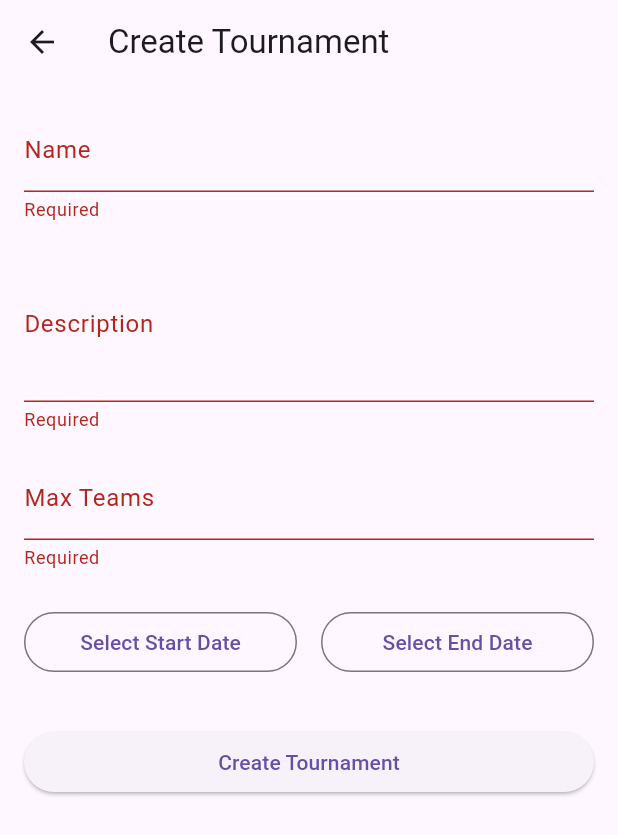
After one commit to KainTim/WMC-Project-5, a Flutter app: the CreateTournamentPage screen opened directly, after a tap on "Create Tournament", on a phone screen of 412 x 824 dp. The commit adds this screen. Shown: the top 835 px of the screen. Run offline on Flutter 3.47's test engine with Material 3 defaults, Android fonts, the phone set to English and light mode, and no system bars; our stand-ins replace go_router.

Commit message:
Add Tournament Creation page

```diff
--- /dev/null
+++ b/frontend_splatournament_manager/lib/pages/create_tournament_page.dart
@@ -0,0 +1,169 @@
+import 'package:flutter/material.dart';
+import 'package:frontend_splatournament_manager/providers/tournament_provider.dart';
+import 'package:provider/provider.dart';
+import 'package:intl/intl.dart';
+
+class CreateTournamentPage extends StatefulWidget {
+  const CreateTournamentPage({super.key});
+
+  @override
+  State<CreateTournamentPage> createState() => _CreateTournamentPageState();
+}
+
+class _CreateTournamentPageState extends State<CreateTournamentPage> {
+  final _formKey = GlobalKey<FormState>();
+  final _nameController = TextEditingController();
+  final _descriptionController = TextEditingController();
+  final _maxTeamAmountController = TextEditingController();
+
+  DateTime? _startDate;
+  DateTime? _endDate;
+
+  bool _isLoading = false;
+
+  final DateFormat _dateFormat = DateFormat('yyyy-MM-dd');
+
+  Future<void> _selectDate(BuildContext context, bool isStart) async {
+    final initialDate = DateTime.now();
+    final picked = await showDatePicker(
+      context: context,
+      initialDate: initialDate,
+      firstDate: initialDate,
+      lastDate: DateTime(2101),
+    );
+    if (picked != null) {
+      setState(() {
+        if (isStart) {
+          _startDate = picked;
+        } else {
+          _endDate = picked;
+        }
+      });
+    }
+  }
+
+  void _submitForm() async {
+    if (!_formKey.currentState!.validate()) return;
+    if (_startDate == null || _endDate == null) {
+      ScaffoldMessenger.of(context).showSnackBar(
+        SnackBar(content: Text('Please select both start and end dates.')),
+      );
+      return;
+    }
+
+    if (_endDate!.isBefore(_startDate!)) {
+      ScaffoldMessenger.of(context).showSnackBar(
+        SnackBar(content: Text('End date cannot be before start date.')),
+      );
+      return;
+    }
+
+    setState(() => _isLoading = true);
+
+    try {
+      final provider = Provider.of<TournamentProvider>(context, listen: false);
+      await provider.createTournament(
+        _nameController.text,
+        _descriptionController.text,
+        int.parse(_maxTeamAmountController.text),
+        _startDate!,
+        _endDate!,
+      );
+      if (!context.mounted) return;
+      Navigator.pop(context);
+    } catch (e) {
+      if (!context.mounted) return;
+      ScaffoldMessenger.of(
+        context,
+      ).showSnackBar(SnackBar(content: Text('Error: $e')));
+    } finally {
+      if (context.mounted) setState(() => _isLoading = false);
+    }
+  }
+
+  @override
+  void dispose() {
+    _nameController.dispose();
+    _descriptionController.dispose();
+    _maxTeamAmountController.dispose();
+    super.dispose();
+  }
+
+  @override
+  Widget build(BuildContext context) {
+    return Scaffold(
+      appBar: AppBar(title: const Text('Create Tournament')),
+      body: SingleChildScrollView(
+        padding: const EdgeInsets.all(16.0),
+        child: Form(
+          key: _formKey,
+          child: Column(
+            crossAxisAlignment: CrossAxisAlignment.stretch,
+            children: [
+              TextFormField(
+                controller: _nameController,
+                decoration: const InputDecoration(labelText: 'Name'),
+                validator: (value) =>
+                    value == null || value.isEmpty ? 'Required' : null,
+              ),
+              const SizedBox(height: 16),
+              TextFormField(
+                controller: _descriptionController,
+                decoration: const InputDecoration(labelText: 'Description'),
+                maxLines: 3,
+                validator: (value) =>
+                    value == null || value.isEmpty ? 'Required' : null,
+              ),
+              const SizedBox(height: 16),
+              TextFormField(
+                controller: _maxTeamAmountController,
+                decoration: const InputDecoration(labelText: 'Max Teams'),
+                keyboardType: TextInputType.number,
+                validator: (value) {
+                  if (value == null || value.isEmpty) return 'Required';
+                  if (int.tryParse(value) == null || int.parse(value) <= 0) {
+                    return 'Must be a positive integer';
+                  }
+                  return null;
+                },
+              ),
+              const SizedBox(height: 24),
+              Row(
+                children: [
+                  Expanded(
+                    child: OutlinedButton(
+                      onPressed: () => _selectDate(context, true),
+                      child: Text(
+                        _startDate == null
+                            ? 'Select Start Date'
+                            : 'Start: ${_dateFormat.format(_startDate!)}',
+                      ),
+                    ),
+                  ),
+                  const SizedBox(width: 16),
+                  Expanded(
+                    child: OutlinedButton(
+                      onPressed: () => _selectDate(context, false),
+                      child: Text(
+                        _endDate == null
+                            ? 'Select End Date'
+                            : 'End: ${_dateFormat.format(_endDate!)}',
+                      ),
+                    ),
+                  ),
+                ],
+              ),
+              const SizedBox(height: 32),
+              ElevatedButton(
+                onPressed: _isLoading ? null : _submitForm,
+                child: _isLoading
+                    ? const CircularProgressIndicator()
+                    : const Text('Create Tournament'),
+              ),
+            ],
+          ),
+        ),
+      ),
+    );
+  }
+}
--- a/frontend_splatournament_manager/pubspec.yaml
+++ b/frontend_splatournament_manager/pubspec.yaml
@@ -37,6 +37,7 @@ dependencies:
   http: ^1.6.0
   provider: ^6.1.5+1
   go_router: ^17.1.0
+  intl: ^0.20.2
 
 dev_dependencies:
   flutter_test:
```
Also changed, not shown: frontend_splatournament_manager/lib/pages/home_page.dart (+16 -2 lines), frontend_splatournament_manager/lib/pages/tournament_detail_page.dart (+26 -15 lines), frontend_splatournament_manager/lib/providers/tournament_provider.dart (+31 -0 lines).
